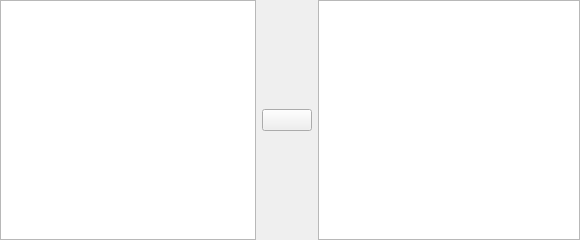
Above: JASP-Desktop/widgets/boundassignwidget.ui from jasp-stats/jasp-desktop before the change. Below: the same form after it.
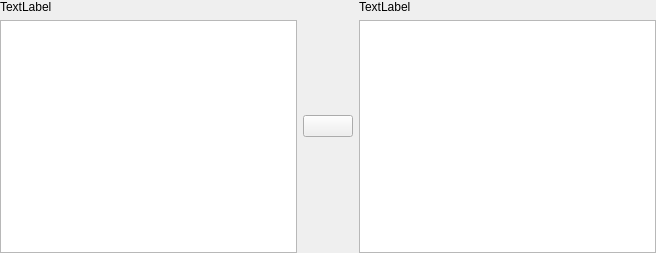
That is the form after the change. Custom widgets are drawn as their Qt base class.

What changed in the file:
```diff
--- a/JASP-Desktop/widgets/boundassignwidget.ui
+++ b/JASP-Desktop/widgets/boundassignwidget.ui
@@ -6,12 +6,12 @@
    <rect>
     <x>0</x>
     <y>0</y>
-    <width>580</width>
-    <height>240</height>
+    <width>656</width>
+    <height>253</height>
    </rect>
   </property>
   <property name="sizePolicy">
-   <sizepolicy hsizetype="Preferred" vsizetype="Preferred">
+   <sizepolicy hsizetype="Expanding" vsizetype="Expanding">
     <horstretch>0</horstretch>
     <verstretch>0</verstretch>
    </sizepolicy>
@@ -33,14 +33,31 @@
     <number>0</number>
    </property>
    <item>
-    <widget class="AvailableFieldsListView" name="availableVariables">
-     <property name="sizePolicy">
-      <sizepolicy hsizetype="Preferred" vsizetype="Expanding">
-       <horstretch>0</horstretch>
-       <verstretch>0</verstretch>
-      </sizepolicy>
-     </property>
-    </widget>
+    <layout class="QVBoxLayout" name="verticalLayout">
+     <item>
+      <widget class="QLabel" name="leftLabel">
+       <property name="sizePolicy">
+        <sizepolicy hsizetype="Preferred" vsizetype="Fixed">
+         <horstretch>0</horstretch>
+         <verstretch>0</verstretch>
+        </sizepolicy>
+       </property>
+       <property name="text">
+        <string>TextLabel</string>
+       </property>
+      </widget>
+     </item>
+     <item>
+      <widget class="AvailableFieldsListView" name="availableVariables">
+       <property name="sizePolicy">
+        <sizepolicy hsizetype="Expanding" vsizetype="Preferred">
+         <horstretch>0</horstretch>
+         <verstretch>0</verstretch>
+        </sizepolicy>
+       </property>
+      </widget>
+     </item>
+    </layout>
    </item>
    <item>
     <widget class="AssignButton" name="assignButton">
@@ -68,7 +85,34 @@
     </widget>
    </item>
    <item>
-    <widget class="BoundListView" name="assignedVariables"/>
+    <layout class="QVBoxLayout" name="verticalLayout_2">
+     <item>
+      <widget class="QLabel" name="rightLabel">
+       <property name="enabled">
+        <bool>true</bool>
+       </property>
+       <property name="sizePolicy">
+        <sizepolicy hsizetype="Preferred" vsizetype="Fixed">
+         <horstretch>0</horstretch>
+         <verstretch>0</verstretch>
+        </sizepolicy>
+       </property>
+       <property name="text">
+        <string>TextLabel</string>
+       </property>
+      </widget>
+     </item>
+     <item>
+      <widget class="BoundListView" name="assignedVariables">
+       <property name="sizePolicy">
+        <sizepolicy hsizetype="Expanding" vsizetype="Preferred">
+         <horstretch>0</horstretch>
+         <verstretch>0</verstretch>
+        </sizepolicy>
+       </property>
+      </widget>
+     </item>
+    </layout>
    </item>
   </layout>
  </widget>
```
Left out of the diff: 19 changed lines with no effect on the pictures.
